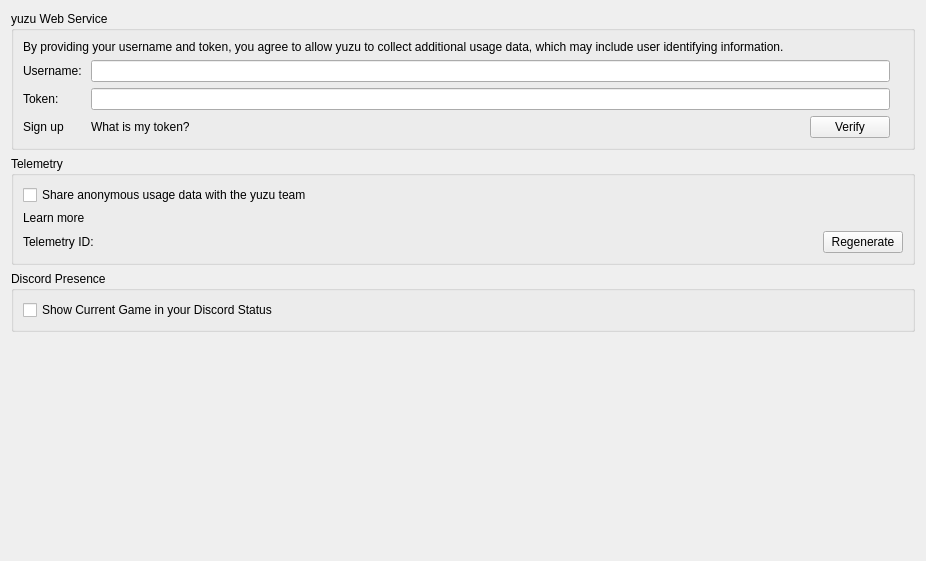
Before: the Qt Designer form src/yuzu/configuration/configure_web.ui in rorrim-rorrim/eden-alt, drawn with Qt 5.
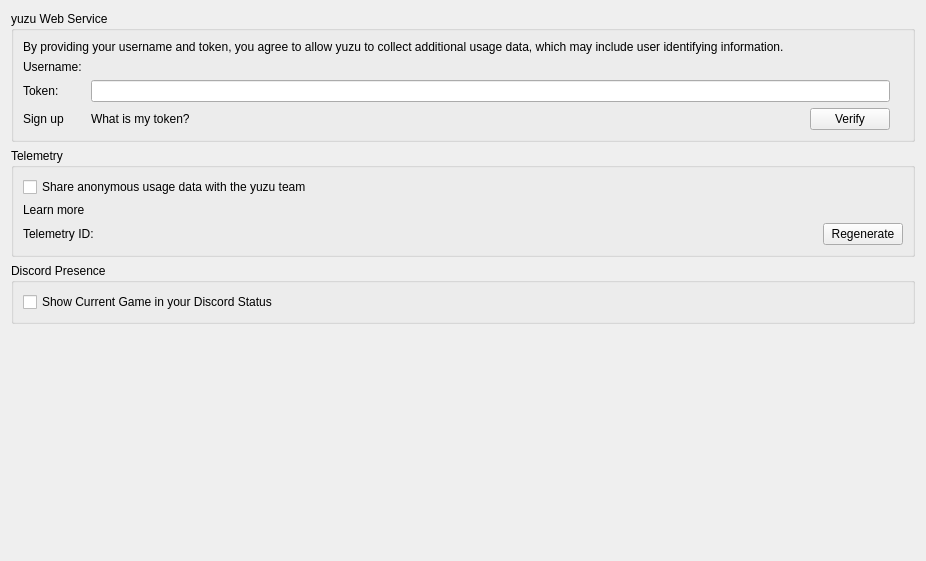
After: the same form once the commit is applied.

Commit message: yuzu: configure_web: Use Base64 encoded token for simplifying user experience.

Patch:
```diff
--- a/src/yuzu/configuration/configure_web.ui
+++ b/src/yuzu/configuration/configure_web.ui
@@ -55,11 +55,7 @@
            </widget>
           </item>
           <item row="0" column="1" colspan="3">
-           <widget class="QLineEdit" name="edit_username">
-            <property name="maxLength">
-             <number>36</number>
-            </property>
-           </widget>
+           <widget class="QLabel" name="username" />
           </item>
           <item row="1" column="0">
            <widget class="QLabel" name="label_token">
```
Left out of the diff: 6 changed lines with no effect on the pictures. The commit also changes 1 other file.
